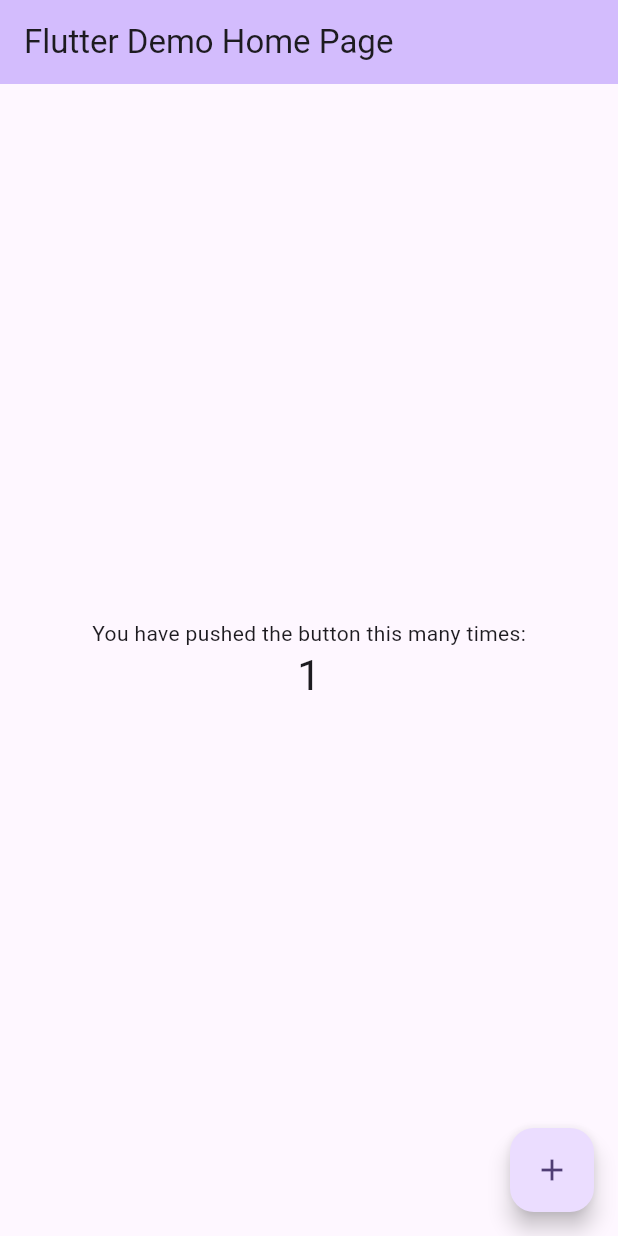
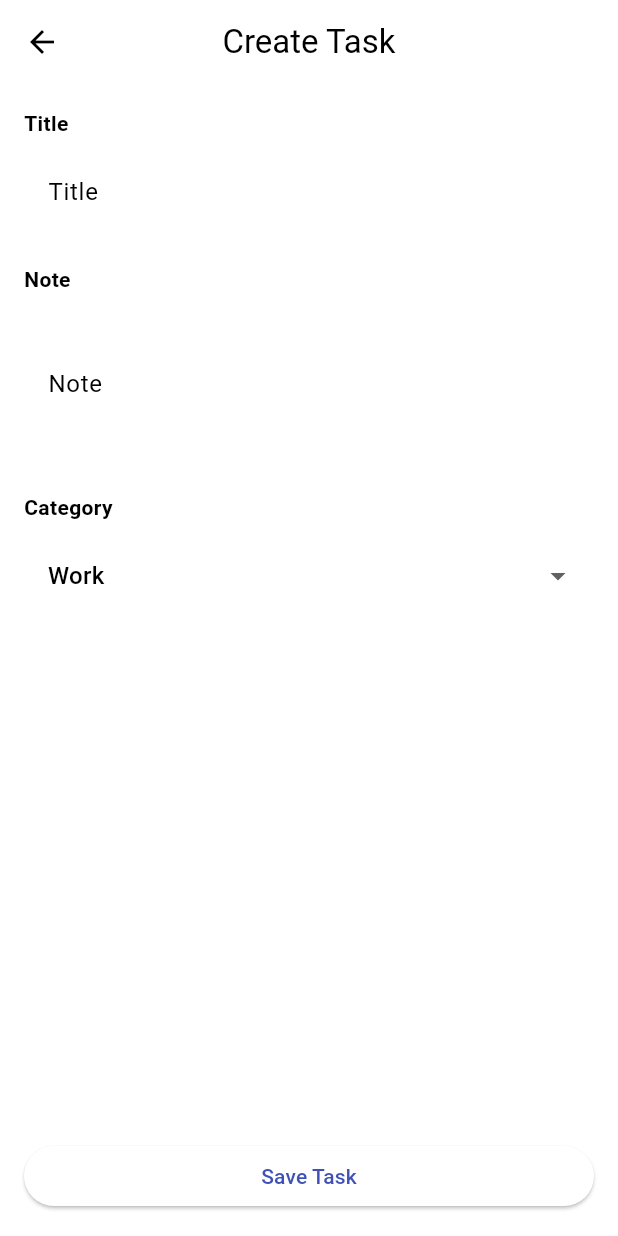
Before and after one commit to dikapradnyanta/to_do_list_app, a Flutter app: the screen it shows after launch, after a tap on the "add" icon, on a phone screen of 412 x 824 dp. Run offline on Flutter 3.47's test engine with Material 3 defaults, Android fonts, the phone set to English and light mode, and no system bars; our stand-ins replace flutter_svg; missing offline and left inert: dart:ffi.

Commit message:
merge feature

```diff
--- /dev/null
+++ b/lib/add_task.dart
@@ -0,0 +1,103 @@
+import 'package:flutter/material.dart';
+
+class AddTaskPage extends StatefulWidget {
+  const AddTaskPage({super.key});
+
+  @override
+  State<AddTaskPage> createState() => _AddTaskPageState();
+}
+
+class _AddTaskPageState extends State<AddTaskPage> {
+  final _formKey = GlobalKey<FormState>();
+  final _titleController = TextEditingController();
+  final _noteController = TextEditingController();
+
+  String _selectedCategory = 'Work';
+  final List<String> _categories = ['Idea', 'Food', 'Work', 'Sport', 'Music'];
+
+  @override
+  Widget build(BuildContext context) {
+    return Scaffold(
+      appBar: AppBar(
+        title: const Text('Create Task'),
+        centerTitle: true,
+      ),
+      body: Padding(
+        padding: const EdgeInsets.all(16.0),
+        child: Form(
+          key: _formKey,
+          child: Column(
+            crossAxisAlignment: CrossAxisAlignment.start,
+            children: [
+              const Text("Title", style: TextStyle(fontWeight: FontWeight.bold)),
+              const SizedBox(height: 8),
+              TextFormField(
+                controller: _titleController,
+                autovalidateMode: AutovalidateMode.onUserInteraction,
+                decoration: const InputDecoration(
+                  labelText: "Title",
+                  border: OutlineInputBorder(),
+                ),
+
+                validator: (value) {
+                  if (value == null || value.trim().isEmpty) {
+                    return "Oops! The title field can't be empty.";
+                  }
+                  return null;
+                },
+              ),
+              const SizedBox(height: 20),
+
+              const Text("Note", style: TextStyle(fontWeight: FontWeight.bold)),
+              const SizedBox(height: 8),
+              TextFormField(
+                controller: _noteController,
+                maxLines: 3,
+                decoration: const InputDecoration(
+                  labelText: "Note",
+                  border: OutlineInputBorder(),
+                ),
+              ),
+              const SizedBox(height: 20),
+
+              const Text("Category", style: TextStyle(fontWeight: FontWeight.bold)),
+              const SizedBox(height: 8),
+              DropdownButtonFormField<String>(
+                value: _selectedCategory,
+                isExpanded: true,
+                decoration: const InputDecoration(
+                  border: OutlineInputBorder(),
+                ),
+                items: _categories.map((String category) {
+                  return DropdownMenuItem<String>(
+                    value: category,
+                    child: Text(category),
+                  );
+                }).toList(),
+                onChanged: (String? newValue) {
+                  setState(() {
+                    _selectedCategory = newValue!;
+                  });
+                },
+              ),
+              const Spacer(),
+
+              SizedBox(
+                width: double.infinity,
+                child: ElevatedButton(
+                  onPressed: () {
+                    if (_formKey.currentState!.validate()) {
+                      // ✅ Semua valid, lakukan penyimpanan
+                      Navigator.pop(context);
+                    }
+                  },
+                  child: const Text("Save Task"),
+                ),
+              ),
+            ],
+          ),
+        ),
+      ),
+    );
+  }
+}
--- a/lib/main.dart
+++ b/lib/main.dart
@@ -1,4 +1,8 @@
 import 'package:flutter/material.dart';
+import 'add_task.dart';
+import 'widgets/custom_app_bar.dart';
+import 'spalsh_screen.dart';
+import 'ffi/ffi_bindings.dart'; // pastikan path sesuai
 
 void main() {
   runApp(const MyApp());
@@ -7,116 +11,159 @@ void main() {
 class MyApp extends StatelessWidget {
   const MyApp({super.key});
 
-  // This widget is the root of your application.
   @override
   Widget build(BuildContext context) {
     return MaterialApp(
-      title: 'Flutter Demo',
+      debugShowCheckedModeBanner: false,
+      title: 'To-Do List',
       theme: ThemeData(
-        // This is the theme of your application.
-        //
-        // TRY THIS: Try running your application with "flutter run". You'll see
-        // the application has a purple toolbar. Then, without quitting the app,
-        // try changing the seedColor in the colorScheme below to Colors.green
-        // and then invoke "hot reload" (save your changes or press the "hot
-        // reload" button in a Flutter-supported IDE, or press "r" if you used
-        // the command line to start the app).
-        //
-        // Notice that the counter didn't reset back to zero; the application
-        // state is not lost during the reload. To reset the state, use hot
-        // restart instead.
-        //
-        // This works for code too, not just values: Most code changes can be
-        // tested with just a hot reload.
-        colorScheme: ColorScheme.fromSeed(seedColor: Colors.deepPurple),
+        primarySwatch: Colors.indigo,
+        colorScheme: ColorScheme.fromSwatch(
+          primarySwatch: Colors.indigo,
+          accentColor: Colors.indigoAccent,
+        ).copyWith(secondary: Colors.indigoAccent),
+        useMaterial3: true,
       ),
-      home: const MyHomePage(title: 'Flutter Demo Home Page'),
+      home: const SplashScreen(),
     );
   }
 }
 
-class MyHomePage extends StatefulWidget {
-  const MyHomePage({super.key, required this.title});
-
-  // This widget is the home page of your application. It is stateful, meaning
-  // that it has a State object (defined below) that contains fields that affect
-  // how it looks.
-
-  // This class is the configuration for the state. It holds the values (in this
-  // case the title) provided by the parent (in this case the App widget) and
-  // used by the build method of the State. Fields in a Widget subclass are
-  // always marked "final".
-
-  final String title;
+class HomePage extends StatefulWidget {
+  const HomePage({super.key});
 
   @override
-  State<MyHomePage> createState() => _MyHomePageState();
+  State<HomePage> createState() => _HomePageState();
 }
 
-class _MyHomePageState extends State<MyHomePage> {
-  int _counter = 0;
+class _HomePageState extends State<HomePage> {
+  late int todayTimestamp;
 
-  void _incrementCounter() {
+  @override
+  void initState() {
+    super.initState();
+    // Timestamp hari ini (dalam detik)
+    final now = DateTime.now();
+    todayTimestamp =
+        DateTime(now.year, now.month, now.day).millisecondsSinceEpoch ~/ 1000;
+  }
+
+  Future<Map<String, int>> getTodayTaskStats() async {
+    // Panggil fungsi native
+    final done = getDoneTaskCountNative(todayTimestamp);
+    final total = getTaskByDateNative(todayTimestamp);
+    return {'done': done, 'total': total};
+  }
+
+  int totalTasks = 10;
+  int completedTasks = 9;
+
+  int getTaskByDateHelper(int dateTimestamp) {
+    // Ganti dengan logika real untuk hitung task berdasarkan date
+    return totalTasks;
+  }
+
+  int _selectedIndex = 0;
+
+  void _onItemTapped(int index) {
     setState(() {
-      // This call to setState tells the Flutter framework that something has
-      // changed in this State, which causes it to rerun the build method below
-      // so that the display can reflect the updated values. If we changed
-      // _counter without calling setState(), then the build method would not be
-      // called again, and so nothing would appear to happen.
-      _counter++;
+      _selectedIndex = index;
     });
   }
 
   @override
   Widget build(BuildContext context) {
-    // This method is rerun every time setState is called, for instance as done
-    // by the _incrementCounter method above.
-    //
-    // The Flutter framework has been optimized to make rerunning build methods
-    // fast, so that you can just rebuild anything that needs updating rather
-    // than having to individually change instances of widgets.
     return Scaffold(
-      appBar: AppBar(
-        // TRY THIS: Try changing the color here to a specific color (to
-        // Colors.amber, perhaps?) and trigger a hot reload to see the AppBar
-        // change color while the other colors stay the same.
-        backgroundColor: Theme.of(context).colorScheme.inversePrimary,
-        // Here we take the value from the MyHomePage object that was created by
-        // the App.build method, and use it to set our appbar title.
-        title: Text(widget.title),
+      appBar: CustomAppBar(
+        getTaskByDateHelper: getTaskByDateHelper,
+        // Hapus baris berikut karena tidak ada di konstruktor CustomAppBar:
+        // getDoneTaskCountHelper: getDoneTaskCountHelper,
       ),
-      body: Center(
-        // Center is a layout widget. It takes a single child and positions it
-        // in the middle of the parent.
-        child: Column(
-          // Column is also a layout widget. It takes a list of children and
-          // arranges them vertically. By default, it sizes itself to fit its
-          // children horizontally, and tries to be as tall as its parent.
-          //
-          // Column has various properties to control how it sizes itself and
-          // how it positions its children. Here we use mainAxisAlignment to
-          // center the children vertically; the main axis here is the vertical
-          // axis because Columns are vertical (the cross axis would be
-          // horizontal).
-          //
-          // TRY THIS: Invoke "debug painting" (choose the "Toggle Debug Paint"
-          // action in the IDE, or press "p" in the console), to see the
-          // wireframe for each widget.
-          mainAxisAlignment: MainAxisAlignment.center,
-          children: <Widget>[
-            const Text('You have pushed the button this many times:'),
-            Text(
-              '$_counter',
-              style: Theme.of(context).textTheme.headlineMedium,
+      body: Column(
+        children: [
+          Padding(
+            padding: const EdgeInsets.all(16),
+            child: Row(
+              mainAxisAlignment: MainAxisAlignment.end,
+              children: [
+                FutureBuilder<Map<String, int>>(
+                  future: getTodayTaskStats(),
+                  builder: (context, snapshot) {
+                    int done = snapshot.data?['done'] ?? 0;
+                    int total = snapshot.data?['total'] ?? 1;
+                    double percent = total == 0 ? 0 : done / total;
+                    return Stack(
+                      alignment: Alignment.center,
+                      children: [
+                        SizedBox(
+                          height: 48,
+                          width: 48,
+                          child: CircularProgressIndicator(
+                            value: percent,
+                            strokeWidth: 6,
+                            backgroundColor: Colors.white24,
+                            valueColor: const AlwaysStoppedAnimation<Color>(
+                              Colors.white,
+                            ),
+                          ),
+                        ),
+                        Column(
+                          mainAxisAlignment: MainAxisAlignment.center,
+                          children: [
+                            Text(
+                              "$done/$total",
+                              style: const TextStyle(
+                                color: Colors.white,
+                                fontWeight: FontWeight.bold,
+                                fontSize: 14,
+                              ),
+                            ),
+                            const Text(
+                              "Done",
+                              style: TextStyle(
+                                color: Colors.white70,
+                                fontSize: 10,
+                              ),
+                            ),
+                          ],
+                        ),
+                      ],
+                    );
+                  },
+                ),
+              ],
             ),
-          ],
-        ),
+          ),
+          const Expanded(child: Center(child: Text("List of Tasks Goes Here"))),
+        ],
+      ),
+      bottomNavigationBar: BottomNavigationBar(
+        selectedItemColor: Theme.of(context).colorScheme.primary,
+        currentIndex: _selectedIndex,
+        onTap: _onItemTapped,
+        items: const [
+          BottomNavigationBarItem(
+            icon: Icon(Icons.home_outlined),
+            label: 'Home',
+          ),
+          BottomNavigationBarItem(
+            icon: Icon(Icons.calendar_month),
+            label: 'Task',
+          ),
+        ],
       ),
       floatingActionButton: FloatingActionButton(
-        onPressed: _incrementCounter,
-        tooltip: 'Increment',
+        backgroundColor: Theme.of(context).colorScheme.primary,
+        foregroundColor: Colors.white,
+        onPressed: () {
+          Navigator.push(
+            context,
+            MaterialPageRoute(builder: (context) => const AddTaskPage()),
+          );
+        },
         child: const Icon(Icons.add),
-      ), // This trailing comma makes auto-formatting nicer for build methods.
+      ),
+      floatingActionButtonLocation: FloatingActionButtonLocation.centerDocked,
     );
   }
 }
--- /dev/null
+++ b/lib/spalsh_screen.dart
@@ -0,0 +1,52 @@
+import 'package:flutter/material.dart';
+import 'package:flutter_svg/flutter_svg.dart';
+import 'main.dart'; // atau ke file HomePage kamu
+
+class SplashScreen extends StatefulWidget {
+  const SplashScreen({super.key});
+
+  @override
+  State<SplashScreen> createState() => _SplashScreenState();
+}
+
+class _SplashScreenState extends State<SplashScreen> {
+  @override
+  void initState() {
+    super.initState();
+    Future.delayed(const Duration(seconds: 2), () {
+      if (!mounted) return;
+      Navigator.pushReplacement(
+        context,
+        MaterialPageRoute(builder: (_) => const HomePage()),
+      );
+    });
+  }
+
+  @override
+  Widget build(BuildContext context) {
+    return Scaffold(
+      backgroundColor: Colors.white,
+      body: Center(
+        child: Column(
+          mainAxisSize: MainAxisSize.min,
+          children: [
+            SvgPicture.asset(
+              'asset/logo/logo_das.svg',
+              width: 150,
+              height: 150,
+            ),
+            const SizedBox(height: 24),
+            const Text(
+              "Get Things Done",
+              style: TextStyle(
+                fontSize: 20,
+                fontWeight: FontWeight.bold,
+                color: Colors.indigo,
+              ),
+            ),
+          ],
+        ),
+      ),
+    );
+  }
+}
--- /dev/null
+++ b/lib/widgets/custom_app_bar.dart
@@ -0,0 +1,119 @@
+import 'package:flutter/material.dart';
+import 'package:intl/intl.dart';
+
+class CustomAppBar extends StatelessWidget implements PreferredSizeWidget {
+  final int Function(int date) getTaskByDateHelper;
+  final int Function(int date)? getDoneTaskCountHelper; // tambahkan jika perlu
+
+  const CustomAppBar({
+    super.key,
+    required this.getTaskByDateHelper,
+    this.getDoneTaskCountHelper, // tambahkan jika perlu
+  });
+
+  @override
+  Widget build(BuildContext context) {
+    final now = DateTime.now();
+    final timestamp =
+        DateTime(now.year, now.month, now.day).millisecondsSinceEpoch ~/ 1000;
+    final formattedDate = DateFormat('d MMM').format(now);
+
+    final total = getTaskByDateHelper(timestamp);
+    final done = getDoneTaskCountHelper != null
+        ? getDoneTaskCountHelper!(timestamp)
+        : 0;
+    final percent = total == 0 ? 0.0 : done / total;
+
+    return SafeArea(
+      child: Container(
+        padding: const EdgeInsets.symmetric(horizontal: 20, vertical: 25),
+        decoration: const BoxDecoration(
+          color: Color(0xFF3D4ED7),
+          borderRadius: BorderRadius.vertical(bottom: Radius.circular(20)),
+        ),
+        child: Column(
+          crossAxisAlignment: CrossAxisAlignment.start,
+          children: [
+            // Baris atas: menu, tanggal, icon jam
+            Row(
+              mainAxisAlignment: MainAxisAlignment.spaceBetween,
+              children: [
+                const Icon(Icons.menu_open_sharp, color: Colors.white),
+                Text(
+                  formattedDate,
+                  style: const TextStyle(color: Colors.white, fontSize: 16),
+                ),
+                const Icon(Icons.access_time, color: Colors.white),
+              ],
+            ),
+            const SizedBox(height: 30),
+            // Baris bawah: Today + Progress Lingkaran
+            Row(
+              mainAxisAlignment: MainAxisAlignment.spaceBetween,
+              children: [
+                Column(
+                  crossAxisAlignment: CrossAxisAlignment.start,
+                  children: [
+                    const Text(
+                      "Today",
+                      style: TextStyle(
+                        color: Colors.white,
+                        fontSize: 24,
+                        fontWeight: FontWeight.bold,
+                      ),
+                    ),
+                    Text(
+                      "$total tasks",
+                      style: const TextStyle(
+                        color: Colors.white70,
+                        fontSize: 14,
+                      ),
+                    ),
+                  ],
+                ),
+                // Progress Lingkaran
+                Stack(
+                  alignment: Alignment.center,
+                  children: [
+                    SizedBox(
+                      height: 48,
+                      width: 48,
+                      child: CircularProgressIndicator(
+                        value: percent,
+                        strokeWidth: 6,
+                        backgroundColor: Colors.white24,
+                        valueColor: const AlwaysStoppedAnimation<Color>(
+                          Colors.white,
+                        ),
+                      ),
+                    ),
+                    Column(
+                      mainAxisAlignment: MainAxisAlignment.center,
+                      children: [
+                        Text(
+                          "$done/$total",
+                          style: const TextStyle(
+                            color: Colors.white,
+                            fontWeight: FontWeight.bold,
+                            fontSize: 14,
+                          ),
+                        ),
+                        const Text(
+                          "Done",
+                          style: TextStyle(color: Colors.white70, fontSize: 10),
+                        ),
+                      ],
+                    ),
+                  ],
+                ),
+              ],
+            ),
+          ],
+        ),
+      ),
+    );
+  }
+
+  @override
+  Size get preferredSize => const Size.fromHeight(160);
+}
```
Also changed, not shown: lib/ffi/ffi_bindings.dart (added, +74 -0 lines), lib/ffi/ffi_helper.dart (added, +79 -0 lines), lib/widgets/category_selector.dart (added, +40 -0 lines), pubspec.yaml (+10 -0 lines), lib/category.dart (added), lib/widgets/task.dart (added), pubspec.lock, 21 other files.
